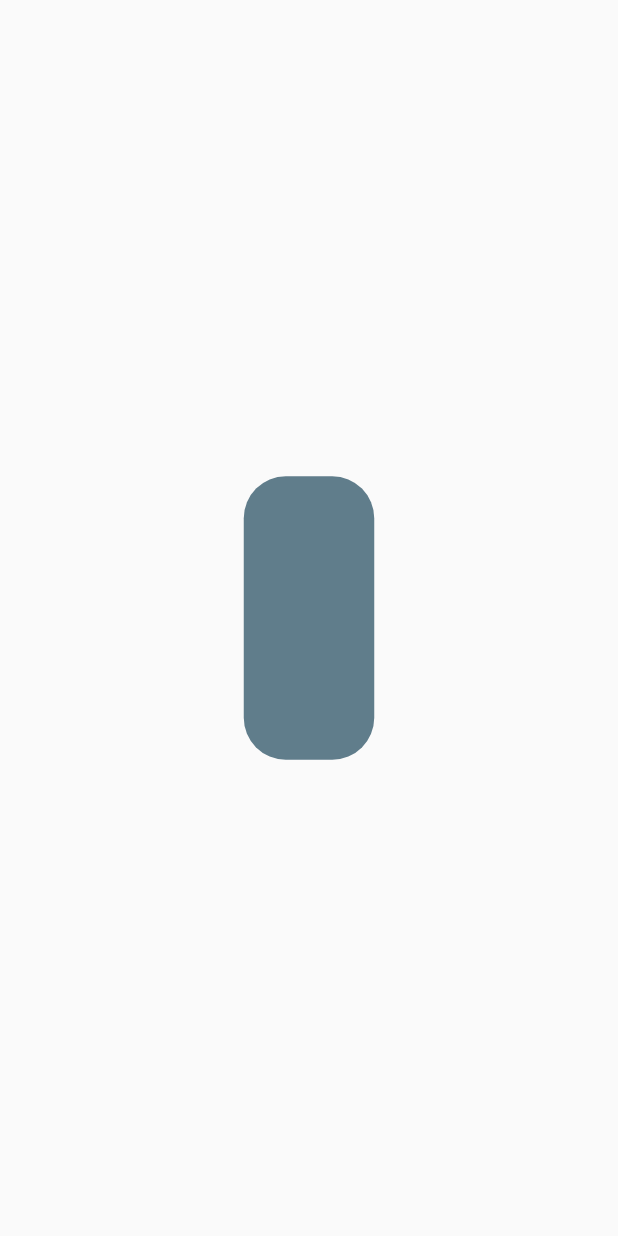
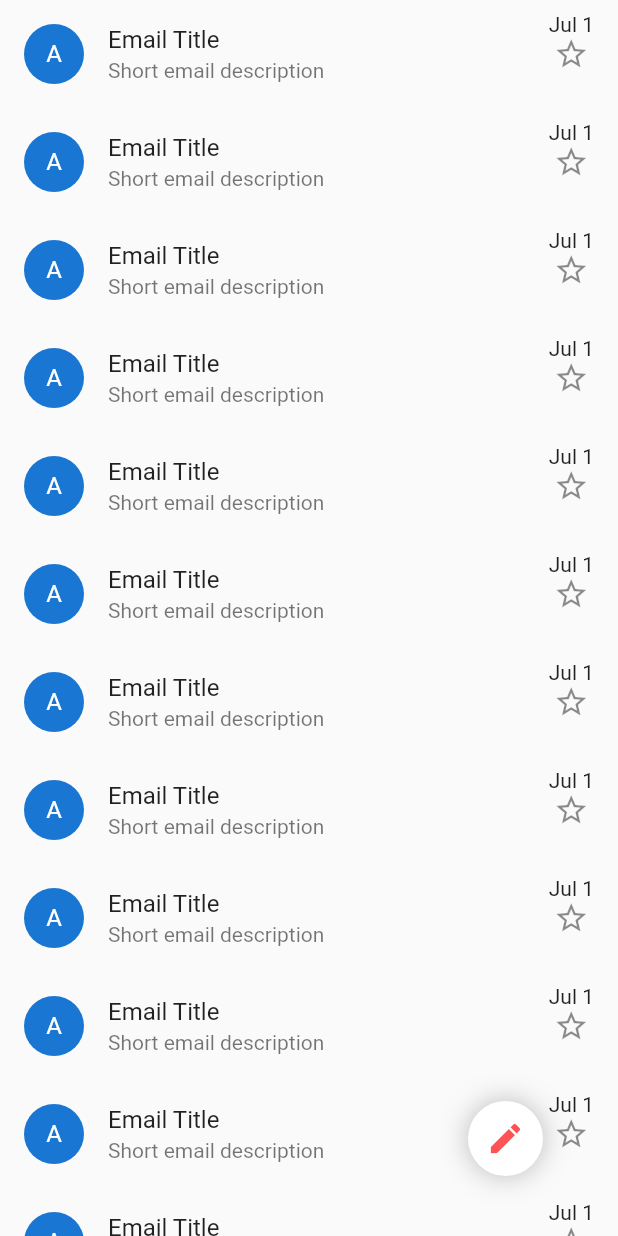
Before and after one commit to eugenenosenko/flutter-course, a Flutter app: the screen it shows after launch, on a phone screen of 412 x 824 dp. Run offline on Flutter 3.47's test engine with Material 2 defaults, Android fonts, the phone set to English and light mode, and no system bars.

Commit message:
feat: gmail_page.dart added listview and compose circular button

```diff
--- a/lib/app/app.dart
+++ b/lib/app/app.dart
@@ -1,5 +1,6 @@
 import 'package:flutter/material.dart';
-import 'package:flutterportoflioapp/pages/landing_page/landing_page.dart';
+import 'package:flutterportoflioapp/pages/gmail_page/gmail_page.dart';
+// import 'package:flutterportoflioapp/pages/landing_page/landing_page.dart';
 
 class AppWrapper extends StatelessWidget {
   @override
@@ -14,7 +15,7 @@ class _MyApp extends StatelessWidget {
     return MaterialApp(
       debugShowCheckedModeBanner: false,
       theme: ThemeData.light(),
-      home: LandingPage(),
+      home: GmailPage(),
     );
   }
 }
--- /dev/null
+++ b/lib/pages/gmail_page/gmail_page.dart
@@ -0,0 +1,54 @@
+import 'package:flutter/material.dart';
+
+class GmailPage extends StatelessWidget {
+  @override
+  Widget build(BuildContext context) {
+    return Scaffold(
+      body: SafeArea(
+        child: Stack(
+          children: <Widget>[
+            ListView.builder(
+              itemBuilder: (_, int index) {
+                return ListTile(
+                  leading: CircleAvatar(
+                    child: Text('A'),
+                  ),
+                  title: Text('Email Title'),
+                  subtitle: Text('Short email description'),
+                  trailing: Column(
+                    children: <Widget>[Text('Jul 1'), Icon(Icons.star_border)],
+                  ),
+                );
+              },
+              itemCount: 30,
+            ),
+            AnimatedPositioned(
+              duration: Duration(milliseconds: 200),
+              bottom: 40,
+              right: 50,
+              child: Container(
+                width: 50,
+                height: 50,
+                decoration: BoxDecoration(
+                  boxShadow: [
+                    BoxShadow(
+                      color: Colors.black26,
+                      blurRadius: 15,
+                    ),
+                  ],
+                  color: Colors.white,
+                  borderRadius: BorderRadius.circular(100.0),
+                ),
+                child: Icon(
+                  Icons.create,
+                  color: Colors.redAccent,
+                  size: 26.0,
+                ),
+              ),
+            ),
+          ],
+        ),
+      ),
+    );
+  }
+}
--- a/lib/utils/random_utils.dart
+++ b/lib/utils/random_utils.dart
@@ -7,3 +7,7 @@ final _random = Random();
 Color randomPrimaryColor() {
   return Colors.primaries[_random.nextInt(Colors.primaries.length)];
 }
+//
+//extension NumX<T extends num> on T {
+//  T coerceAtMost(T maximumValue) => this > maximumValue ? maximumValue : this;
+//}
--- a/pubspec.yaml
+++ b/pubspec.yaml
@@ -23,6 +23,7 @@ environment:
 dependencies:
   flutter:
     sdk: flutter
+  font_awesome_flutter: ^8.8.1
 
 
   # The following adds the Cupertino Icons font to your application.
```
Also changed, not shown: pubspec.lock.
